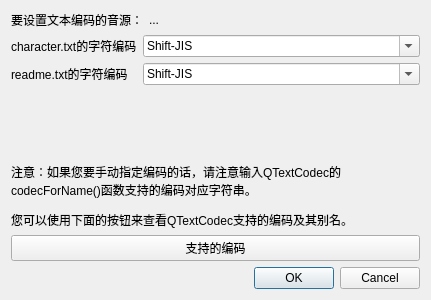
Qt form VoiceBankUtils/textcodecsettingdialog.ui (shine5402/VoicebankManager) before a commit.
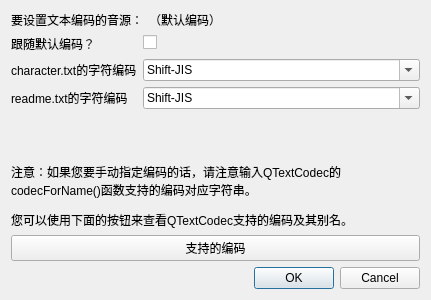
The same form after that commit.

```diff
--- a/VoiceBankUtils/textcodecsettingdialog.ui
+++ b/VoiceBankUtils/textcodecsettingdialog.ui
@@ -24,20 +24,20 @@
    <item row="0" column="1">
     <widget class="QLabel" name="voiceBankLabel">
      <property name="text">
-      <string>...</string>
+      <string>（默认编码）</string>
      </property>
     </widget>
    </item>
    <item row="1" column="0" colspan="2">
     <layout class="QFormLayout" name="formLayout">
-     <item row="0" column="0">
+     <item row="1" column="0">
       <widget class="QLabel" name="characterTxtLabel">
        <property name="text">
         <string>character.txt的字符编码</string>
        </property>
       </widget>
      </item>
-     <item row="0" column="1">
+     <item row="1" column="1">
       <widget class="QComboBox" name="characterTxtComboBox">
        <property name="editable">
         <bool>true</bool>
@@ -64,14 +64,14 @@
        </item>
       </widget>
      </item>
-     <item row="1" column="0">
+     <item row="2" column="0">
       <widget class="QLabel" name="readmeTxtLabel">
        <property name="text">
         <string>readme.txt的字符编码</string>
        </property>
       </widget>
      </item>
-     <item row="1" column="1">
+     <item row="2" column="1">
       <widget class="QComboBox" name="readmeTxtComboBox">
        <property name="editable">
         <bool>true</bool>
@@ -98,6 +98,16 @@
        </item>
       </widget>
      </item>
+     <item row="0" column="0">
+      <widget class="QLabel" name="followDefaultTextCodecLabel">
+       <property name="text">
+        <string>跟随默认编码？</string>
+       </property>
+      </widget>
+     </item>
+     <item row="0" column="1">
+      <widget class="QCheckBox" name="followDefaultTextCodecCheckBox"/>
+     </item>
     </layout>
    </item>
    <item row="4" column="0" colspan="2">
```
Left out of the diff: 2 changed lines with no effect on the pictures.
